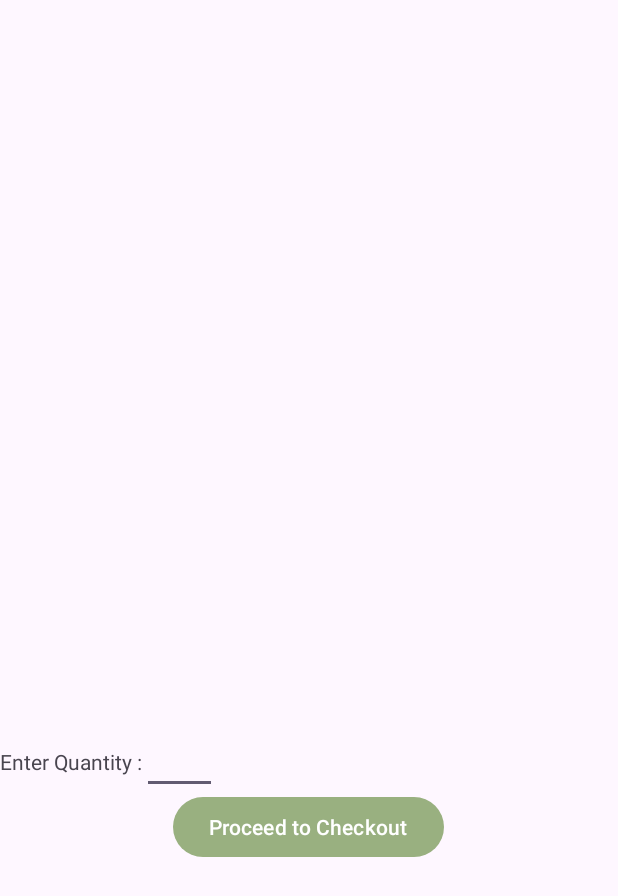
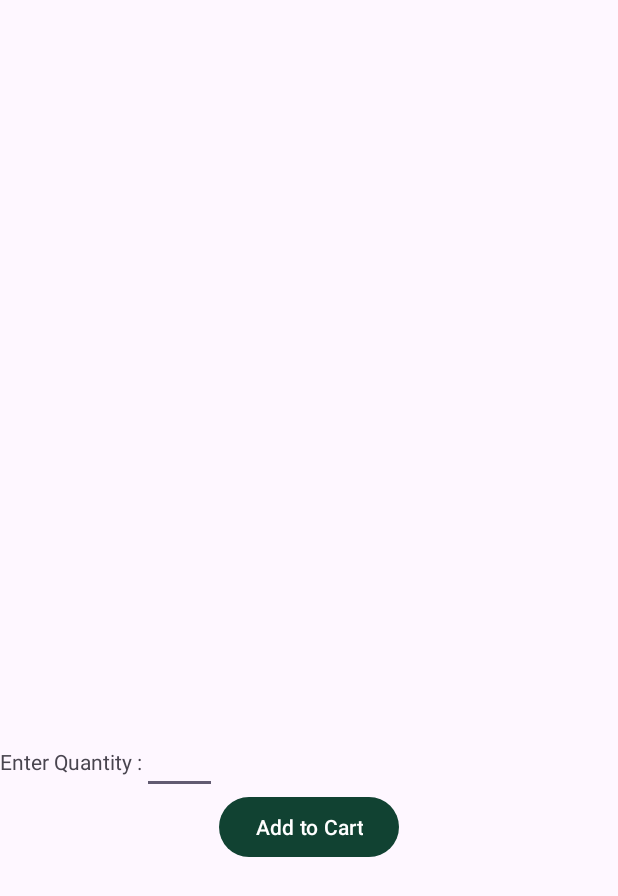
Before and after one commit to Mohiudd1n/Accessory_app, an Android app: the car_buyout screen opened directly, with no data from a screen before it, on a phone screen of 412 x 824 dp. Shown: the top 896 px of the screen. Run offline under Robolectric (Android 15) with nearby library versions, the phone set to English and light mode, and no system bars.

Commit message:
Updated Project

```diff
--- a/app/src/main/java/com/example/madmp1/car_buyout.java
+++ b/app/src/main/java/com/example/madmp1/car_buyout.java
@@ -14,12 +14,13 @@ import androidx.appcompat.app.AppCompatActivity;
 
 public class car_buyout extends AppCompatActivity {
     int _quantity;
+    EditText q;
     DBManager dbManager = new DBManager(this);
     @Override
     protected void onCreate(Bundle savedInstanceState) {
         super.onCreate(savedInstanceState);
         setContentView(R.layout.activity_car_buyout);
-
+        q = findViewById(R.id.quantity_amnt);
         String desc = getIntent().getStringExtra("desc");
         String rate = getIntent().getStringExtra("rate");
         String oprice = getIntent().getStringExtra("oprice");
@@ -52,16 +53,15 @@ public class car_buyout extends AppCompatActivity {
                 String value = inputString.replaceAll("[^0-9]", "");
                 int price_value = Integer.parseInt(value);
 
-
                 if(!quantity.getText().toString().equals("")) {
                     _quantity = Integer.parseInt(quantity.getText().toString());
                     int quantity_price = _quantity*price_value;
                     boolean a = dbManager.addproduct(email,description,_quantity,quantity_price);
                     if(a) {
-                        Toast.makeText(getApplicationContext(), "Something happened", Toast.LENGTH_LONG).show();
+                        Toast.makeText(getApplicationContext(), "Added To Cart", Toast.LENGTH_LONG).show();
+                        q.setText("");
                     }
                 }
-
             }
         });
     }
--- a/app/src/main/java/com/example/madmp1/frag3.java
+++ b/app/src/main/java/com/example/madmp1/frag3.java
@@ -47,7 +47,8 @@ public class frag3 extends Fragment {
         cartList2 = view.findViewById(R.id.list2);
         cartList3 = view.findViewById(R.id.list3);
         DBManager db = new DBManager(getContext());
-        Cursor cursor = db.fetch_cart(MainActivity.userEmail);
+        String email = db.get_email();
+        Cursor cursor = db.fetch_cart(email);
         adp = new ArrayAdapter<String>(getContext(),android.R.layout.simple_list_item_1,desc);
 
         if(cursor.getCount()>0){
--- a/app/src/main/java/com/example/madmp1/signup.java
+++ b/app/src/main/java/com/example/madmp1/signup.java
@@ -40,7 +40,7 @@ public class signup extends AppCompatActivity {
                     Toast.makeText(getApplicationContext(),"Please Enter All Fields!",Toast.LENGTH_SHORT).show();
                 } else if (!check_format_email(email)) {
                     Toast.makeText(getApplicationContext(),"Invalid Email Format!", Toast.LENGTH_SHORT).show();
-                } else if (pass.length()<8) {
+                } else if ((pass.length())<8) {
                     Toast.makeText(getApplicationContext(),"Password Length Too Short!", Toast.LENGTH_SHORT).show();
                 } else{
                     if(pass.equals(confirm)){
--- a/app/src/main/res/layout/activity_car_buyout.xml
+++ b/app/src/main/res/layout/activity_car_buyout.xml
@@ -79,7 +79,7 @@
     <Button
         android:layout_width="wrap_content"
         android:layout_height="wrap_content"
-        android:text="Proceed to Checkout"
+        android:text="Add to Cart"
         android:layout_below="@+id/quantity"
         android:layout_centerHorizontal="true"
         android:id="@+id/buyout"
--- a/app/src/main/res/layout/fragment_frag4.xml
+++ b/app/src/main/res/layout/fragment_frag4.xml
@@ -105,6 +105,7 @@
         android:layout_width="match_parent"
         android:layout_height="wrap_content"
         android:weightSum="2"
+        android:id="@+id/linear_layout2"
         android:paddingHorizontal="10dp"
         android:layout_marginTop="20dp">
 
@@ -125,8 +126,9 @@
             android:text="Buy Again"
             android:layout_marginHorizontal="5dp"
             android:textSize="20sp"/>
+        </LinearLayout>
     </LinearLayout>
-    </LinearLayout>
+
     <Button
         android:layout_width="wrap_content"
         android:layout_height="wrap_content"
--- a/app/src/main/res/values-night/themes.xml
+++ b/app/src/main/res/values-night/themes.xml
@@ -1,6 +1,7 @@
 <resources xmlns:tools="http://schemas.android.com/tools">
     <!-- Base application theme. -->
     <style name="Base.Theme.Madmp1" parent="Theme.Material3.Light.NoActionBar">
-
+<!--        <item name="colorPrimary">@color/temp2</item>-->
+        <item name="android:statusBarColor">@color/temp2</item>
     </style>
 </resources>
--- a/app/src/main/res/values/colors.xml
+++ b/app/src/main/res/values/colors.xml
@@ -12,5 +12,6 @@
     <color name="temp">#DBE2EF</color>
     <color name="transparent">#00FFFFFF</color>
     <color name="splash">#FFB996</color>
+    <color name="tabs">#114232</color>
 
 </resources>
--- a/app/src/main/res/values/splash.xml
+++ b/app/src/main/res/values/splash.xml
@@ -6,4 +6,5 @@
 <!--        <item name="windowSplashScreenAnimationDuration">1000</item>-->
 <!--        <item name="postSplashScreenTheme">@style/Theme.AnimatedSplash.MySplash</item>-->
 <!--    </style>-->
+
 </resources>
--- a/app/src/main/res/values/themes.xml
+++ b/app/src/main/res/values/themes.xml
@@ -2,7 +2,8 @@
     <!-- Base application theme. -->
     <style name="Base.Theme.Madmp1" parent="Theme.Material3.Light.NoActionBar">
         <!-- Customize your light theme here. -->
-         <item name="colorPrimary">@color/Mainheading</item>
+         <item name="colorPrimary">@color/tabs</item>
+        <item name="android:statusBarColor">@color/temp2</item>
     </style>
     <style name="Theme.Madmp1" parent="Base.Theme.Madmp1" />
 </resources>
```
Also changed, not shown: app/src/main/java/com/example/madmp1/frag4.java (+8 -1 lines).
